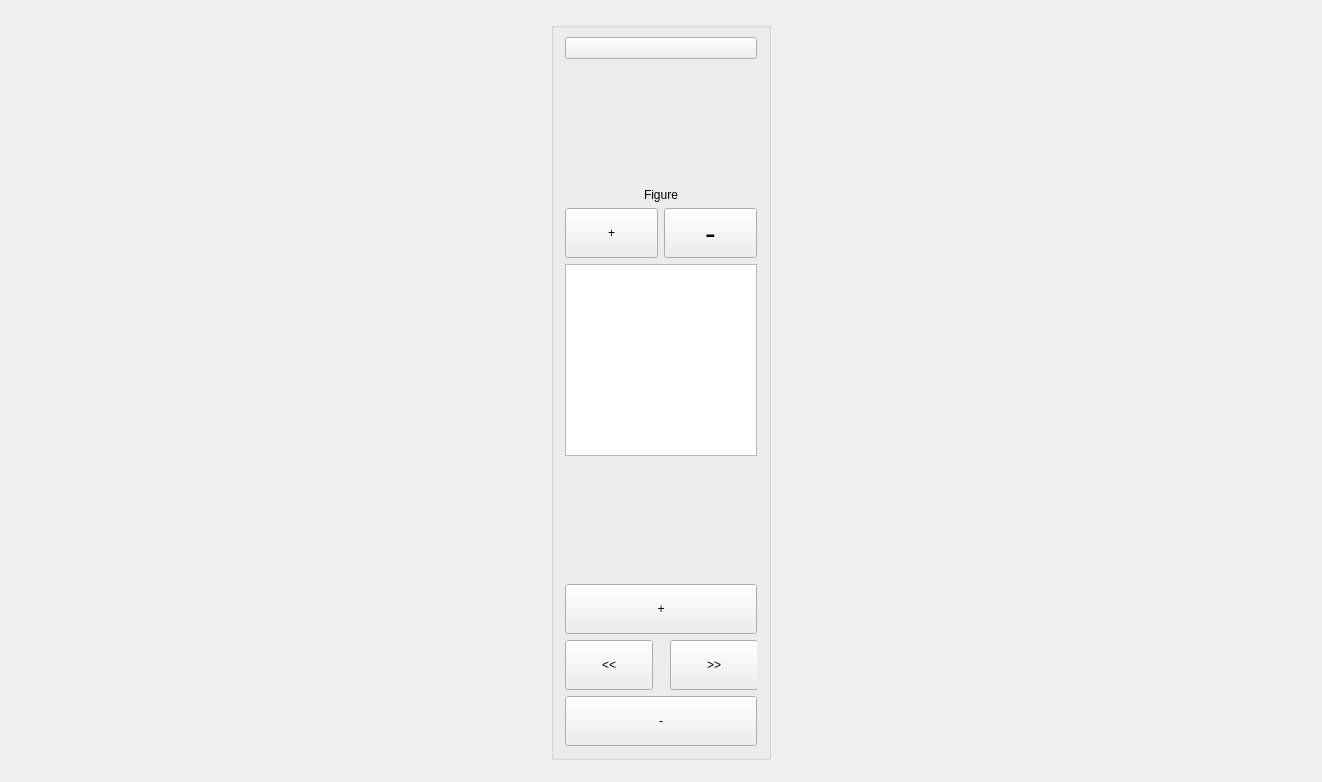
First picture: the form in QCustomPlot_Logs/mainwindow.ui, repository IvanPerletti/BugLot, before the edit.
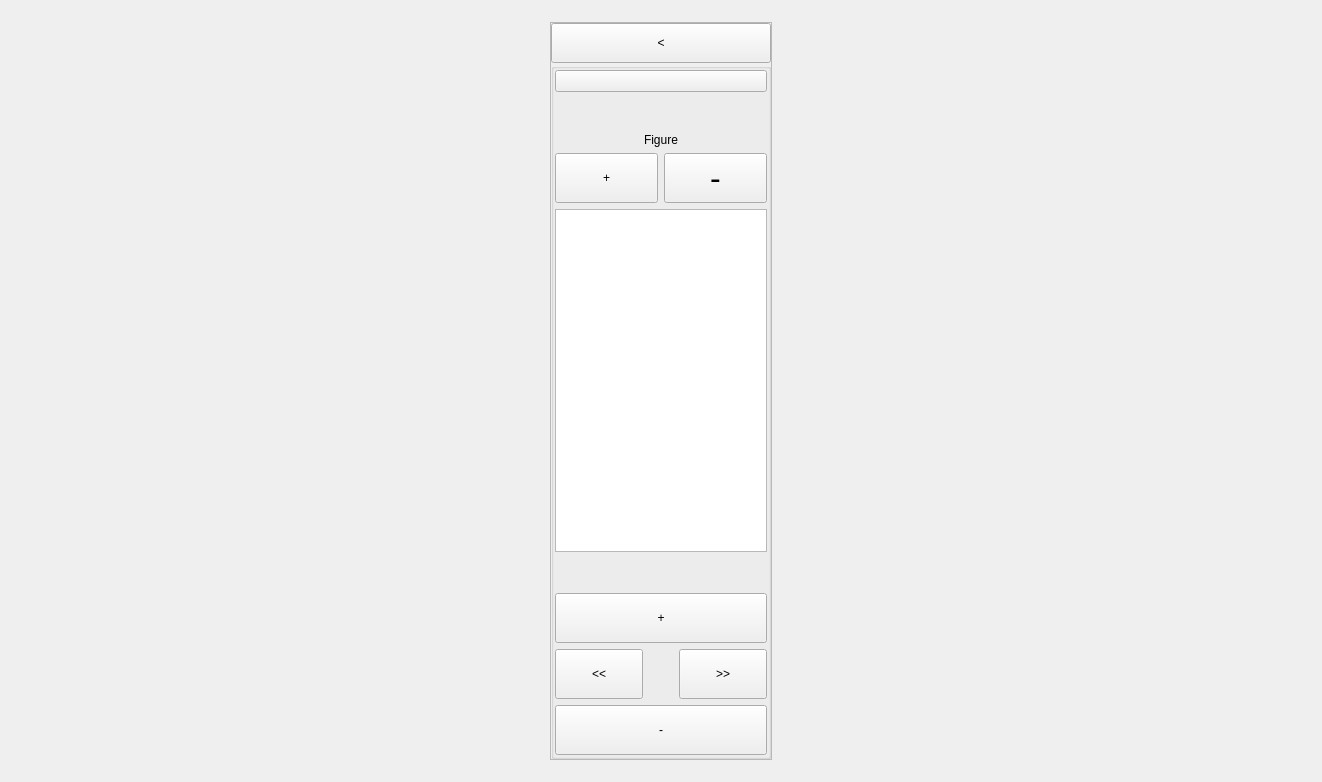
Second picture: the form after the edit. Icons and pictures are not drawn.

Commit message: new legend Stlye metafile format ".i1" Hidden/show Console for FigureCreator

What changed in the file:
```diff
--- a/QCustomPlot_Logs/mainwindow.ui
+++ b/QCustomPlot_Logs/mainwindow.ui
@@ -2370,6 +2370,61 @@
          </layout>
         </item>
         <item>
+         <widget class="QFrame" name="frame">
+          <property name="sizePolicy">
+           <sizepolicy hsizetype="Maximum" vsizetype="Preferred">
+            <horstretch>0</horstretch>
+            <verstretch>0</verstretch>
+           </sizepolicy>
+          </property>
+          <property name="frameShape">
+           <enum>QFrame::StyledPanel</enum>
+          </property>
+          <property name="frameShadow">
+           <enum>QFrame::Raised</enum>
+          </property>
+          <layout class="QVBoxLayout" name="verticalLayout_2">
+           <property name="spacing">
+            <number>0</number>
+           </property>
+           <property name="leftMargin">
+            <number>0</number>
+           </property>
+           <property name="topMargin">
+            <number>0</number>
+           </property>
+           <property name="rightMargin">
+            <number>0</number>
+           </property>
+           <property name="bottomMargin">
+            <number>0</number>
+           </property>
+           <item>
+            <widget class="QPushButton" name="pbnVeiwConsole">
+             <property name="sizePolicy">
+              <sizepolicy hsizetype="Minimum" vsizetype="MinimumExpanding">
+               <horstretch>20</horstretch>
+               <verstretch>20</verstretch>
+              </sizepolicy>
+             </property>
+             <property name="minimumSize">
+              <size>
+               <width>88</width>
+               <height>30</height>
+              </size>
+             </property>
+             <property name="maximumSize">
+              <size>
+               <width>16777215</width>
+               <height>40</height>
+              </size>
+             </property>
+             <property name="text">
+              <string>&lt;</string>
+             </property>
+            </widget>
+           </item>
+           <item>
          <widget class="QGroupBox" name="groupBox_2">
           <property name="minimumSize">
            <size>
@@ -2386,12 +2441,33 @@
           <property name="toolTip">
            <string>&lt;html&gt;&lt;head/&gt;&lt;body&gt;&lt;p&gt;Plot tools&lt;/p&gt;&lt;/body&gt;&lt;/html&gt;</string>
           </property>
+             <property name="styleSheet">
+              <string notr="true">QCheckBox::indicator {
+    color: #b1b1b1;
+    background-color: #323232;
+    border: 1px solid #b1b1b1;
+    width: 30px;
+    height: 30px;
+ }</string>
+             </property>
           <property name="title">
            <string/>
           </property>
           <layout class="QVBoxLayout" name="verticalLayout">
+              <property name="spacing">
+               <number>1</number>
+              </property>
+              <property name="leftMargin">
+               <number>1</number>
+              </property>
            <property name="topMargin">
-            <number>9</number>
+               <number>1</number>
+              </property>
+              <property name="rightMargin">
+               <number>1</number>
+              </property>
+              <property name="bottomMargin">
+               <number>1</number>
            </property>
            <item>
             <widget class="QPushButton" name="pushButtonDiretta">
@@ -2427,6 +2503,9 @@
              <property name="orientation">
               <enum>Qt::Vertical</enum>
              </property>
+                <property name="sizeType">
+                 <enum>QSizePolicy::Maximum</enum>
+                </property>
              <property name="sizeHint" stdset="0">
               <size>
                <width>20</width>
@@ -2437,13 +2516,19 @@
            </item>
            <item>
             <layout class="QGridLayout" name="gridLayout_2">
-             <item row="0" column="0" colspan="2">
-              <widget class="QLabel" name="lblFigure">
+                <item row="1" column="0">
+                 <widget class="QPushButton" name="pbnAddFigure">
+                  <property name="minimumSize">
+                   <size>
+                    <width>88</width>
+                    <height>50</height>
+                   </size>
+                  </property>
+                  <property name="styleSheet">
+                   <string notr="true">font: 24pt &quot;MS Shell Dlg 2&quot;;</string>
+                  </property>
                <property name="text">
-                <string>Figure</string>
-               </property>
-               <property name="alignment">
-                <set>Qt::AlignCenter</set>
+                   <string>+</string>
                </property>
               </widget>
              </item>
@@ -2472,24 +2557,17 @@
                </property>
               </widget>
              </item>
-             <item row="1" column="0">
-              <widget class="QPushButton" name="pbnAddFigure">
-               <property name="minimumSize">
-                <size>
-                 <width>88</width>
-                 <height>50</height>
-                </size>
-               </property>
-               <property name="styleSheet">
-                <string notr="true">font: 24pt &quot;MS Shell Dlg 2&quot;;</string>
-               </property>
-               <property name="text">
-                <string>+</string>
-               </property>
-              </widget>
-             </item>
-             <item row="2" column="0" colspan="2">
+                <item row="3" column="0" colspan="2">
               <widget class="QListWidget" name="lswID">
+                  <property name="sizePolicy">
+                   <sizepolicy hsizetype="Expanding" vsizetype="MinimumExpanding">
+                    <horstretch>0</horstretch>
+                    <verstretch>0</verstretch>
+                   </sizepolicy>
+                  </property>
+                  <property name="styleSheet">
+                   <string notr="true"/>
+                  </property>
                <property name="spacing">
                 <number>10</number>
                </property>
@@ -2498,6 +2576,16 @@
                </property>
               </widget>
              </item>
+                <item row="0" column="0" colspan="2">
+                 <widget class="QLabel" name="lblFigure">
+                  <property name="text">
+                   <string>Figure</string>
+                  </property>
+                  <property name="alignment">
+                   <set>Qt::AlignCenter</set>
+                  </property>
+                 </widget>
+                </item>
             </layout>
            </item>
            <item>
@@ -2505,6 +2593,9 @@
              <property name="orientation">
               <enum>Qt::Vertical</enum>
              </property>
+                <property name="sizeType">
+                 <enum>QSizePolicy::Maximum</enum>
+                </property>
              <property name="sizeHint" stdset="0">
               <size>
                <width>20</width>
@@ -2635,6 +2726,9 @@
                 <property name="text">
                  <string>-</string>
                 </property>
+                  </widget>
+                 </item>
+                </layout>
                </widget>
               </item>
              </layout>
```
Lines whose indentation alone changed are shown as unchanged. The commit also changes 9 other files.
